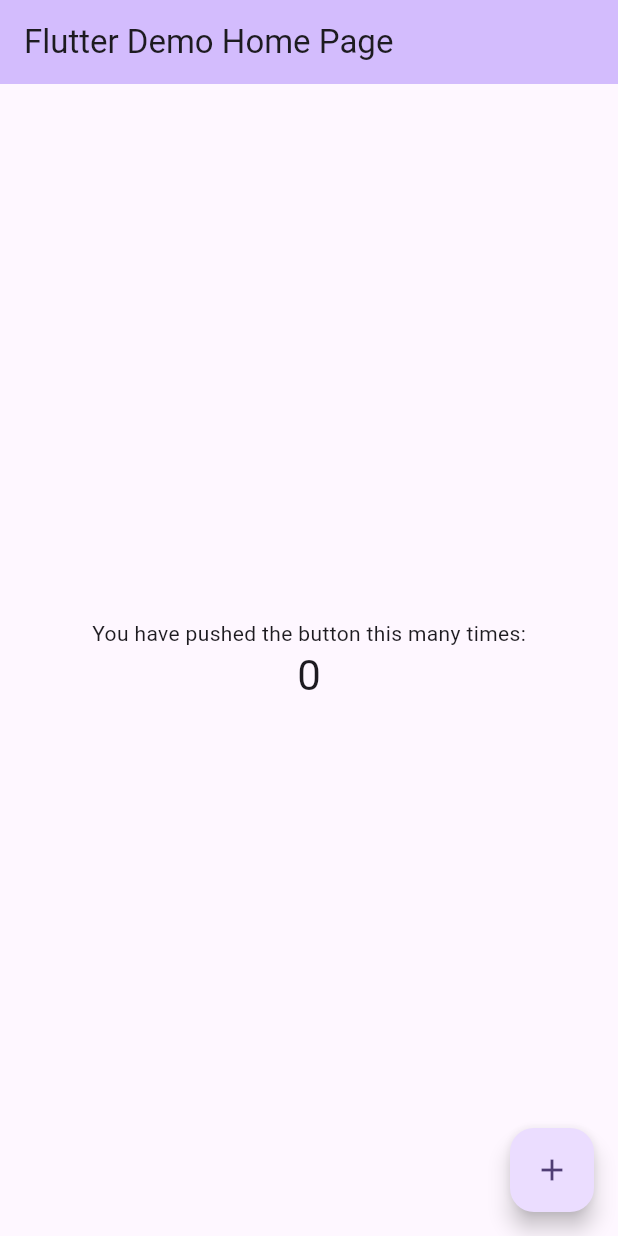
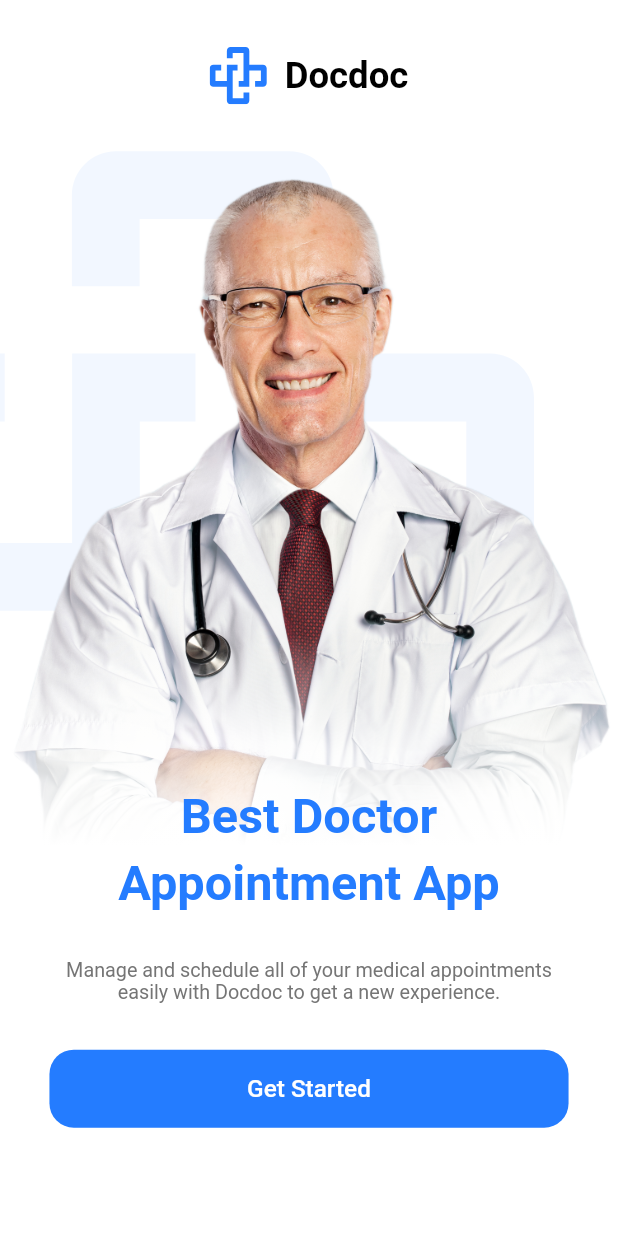
Before and after one commit to karar0120/online_clinic, a Flutter app: the screen it shows after launch, on a phone screen of 412 x 824 dp. Run offline on Flutter 3.47's test engine with Material 2 defaults, Android fonts, the phone set to English and light mode, and no system bars; our stand-ins replace flutter_screenutil, flutter_svg.

Commit message:
- added images & svgs folder to assets. - added flutter svg & added screen util. - make a file for doc app dart - added Navigation extentions. - added routing floder that coniants router class and routes file. - added color & text style. - added empty login screen. - added onboarding screen.

```diff
--- /dev/null
+++ b/lib/core/helper/extensions.dart
@@ -0,0 +1,20 @@
+import 'package:flutter/widgets.dart';
+
+extension Navigation on BuildContext {
+  Future<dynamic> pushNamed(String routeName, {Object? arguments}) {
+    return Navigator.of(this).pushNamed(routeName, arguments: arguments);
+  }
+
+  Future<dynamic> pushReplacementNamed(String routeName, {Object? arguments}) {
+    return Navigator.of(this)
+        .pushReplacementNamed(routeName, arguments: arguments);
+  }
+
+  Future<dynamic> pushNamedAndRemoveUntil(String routeName,
+      {Object? arguments, required RoutePredicate predicate}) {
+    return Navigator.of(this)
+        .pushNamedAndRemoveUntil(routeName, predicate, arguments: arguments);
+  }
+
+  void pop() => Navigator.of(this).pop();
+}
--- /dev/null
+++ b/lib/core/routing/app_router.dart
@@ -0,0 +1,31 @@
+import 'package:flutter/material.dart';
+import 'package:online_clinic/core/routing/routes.dart';
+import 'package:online_clinic/features/onBoarding/onboarding_screen.dart';
+
+import '../../features/login/ui/widget/login_screen.dart';
+
+class AppRoute {
+  static Route<dynamic> generateRoute(RouteSettings settings) {
+    switch (settings.name) {
+      // case Routes.splashScreen:
+      //   return MaterialPageRoute(builder:(context)=>const SplashView());
+      case Routes.loginScreen:
+        return MaterialPageRoute(builder: (context) => const LoginScreen());
+      case Routes.onBoardingScreen:
+        return MaterialPageRoute(
+            builder: (context) => const OnBoardingScreen());
+      default:
+        return unDefinedRoute();
+    }
+  }
+
+  static Route<dynamic> unDefinedRoute() {
+    return MaterialPageRoute(
+        builder: (_) => Scaffold(
+              appBar: AppBar(
+                title: const Text("No Route Found"),
+              ),
+              body: const Center(child: Text("No Route Found")),
+            ));
+  }
+}
--- /dev/null
+++ b/lib/core/routing/routes.dart
@@ -0,0 +1,5 @@
+class Routes {
+  static const String splashScreen = "/";
+  static const String loginScreen = "/loginScreen";
+  static const String onBoardingScreen = "/onBoardingScreen";
+}
--- /dev/null
+++ b/lib/core/theming/color.dart
@@ -0,0 +1,6 @@
+import 'package:flutter/material.dart';
+
+class ColorsManager {
+  static const Color mainBlue = Color(0xff247CFF);
+  static const Color gray = Color(0xFF757575);
+}
--- /dev/null
+++ b/lib/core/theming/styles.dart
@@ -0,0 +1,30 @@
+import 'package:flutter/material.dart';
+import 'package:flutter_screenutil/flutter_screenutil.dart';
+
+import 'color.dart';
+
+class TextStyles {
+  static TextStyle font24Black700Weight = TextStyle(
+    fontSize: 24.sp,
+    fontWeight: FontWeight.w700,
+    color: Colors.black,
+  );
+
+  static TextStyle font32BlueBold = TextStyle(
+    fontSize: 32.sp,
+    fontWeight: FontWeight.bold,
+    color: ColorsManager.mainBlue,
+  );
+
+  static TextStyle font13GrayRegular = TextStyle(
+    fontSize: 13.sp,
+    fontWeight: FontWeight.normal,
+    color: ColorsManager.gray,
+  );
+
+  static TextStyle font16WhiteSemiBold = TextStyle(
+    fontSize: 16.sp,
+    fontWeight: FontWeight.w500,
+    color: Colors.white,
+  );
+}
--- /dev/null
+++ b/lib/doc_app.dart
@@ -0,0 +1,27 @@
+import 'package:flutter/material.dart';
+import 'package:flutter_screenutil/flutter_screenutil.dart';
+import 'package:online_clinic/core/routing/routes.dart';
+import 'package:online_clinic/core/theming/color.dart';
+
+import 'core/routing/app_router.dart';
+
+class DocApp extends StatelessWidget {
+  const DocApp({super.key});
+
+  @override
+  Widget build(BuildContext context) {
+    return ScreenUtilInit(
+      designSize: const Size(375, 812),
+      minTextAdapt: true,
+      child: MaterialApp(
+        title: "Doc App",
+        debugShowCheckedModeBanner: false,
+        theme: ThemeData(
+            primaryColor: ColorsManager.mainBlue,
+            scaffoldBackgroundColor: Colors.white),
+        initialRoute: Routes.onBoardingScreen,
+        onGenerateRoute: AppRoute.generateRoute,
+      ),
+    );
+  }
+}
--- /dev/null
+++ b/lib/features/login/ui/widget/login_screen.dart
@@ -0,0 +1,17 @@
+import 'package:flutter/material.dart';
+
+class LoginScreen extends StatelessWidget {
+  const LoginScreen({super.key});
+
+  @override
+  Widget build(BuildContext context) {
+    return Scaffold(
+      appBar: AppBar(
+        title: const Text("Login Screen"),
+      ),
+      body: const Center(
+        child: Text("Login Screen"),
+      ),
+    );
+  }
+}
--- /dev/null
+++ b/lib/features/onBoarding/onboarding_screen.dart
@@ -0,0 +1,48 @@
+import 'package:flutter/material.dart';
+import 'package:flutter_screenutil/flutter_screenutil.dart';
+import 'package:online_clinic/features/onBoarding/widget/doc_image_and_text.dart';
+import 'package:online_clinic/features/onBoarding/widget/doc_logo_and_name.dart';
+import 'package:online_clinic/features/onBoarding/widget/get_started_button.dart';
+
+import '../../core/theming/styles.dart';
+
+class OnBoardingScreen extends StatelessWidget {
+  const OnBoardingScreen({super.key});
+
+  @override
+  Widget build(BuildContext context) {
+    return Scaffold(
+        body: SafeArea(
+            child: SingleChildScrollView(
+      physics: const BouncingScrollPhysics(),
+      child: Padding(
+        padding: EdgeInsets.only(top: 30.h, bottom: 30.h),
+        child: Column(
+          children: [
+            const DocLogoAndName(),
+            SizedBox(
+              height: 30.h,
+            ),
+            const DocImageAndText(),
+            Padding(
+              padding: EdgeInsets.symmetric(horizontal: 30.w),
+              child: Column(
+                children: [
+                  Text(
+                    "Manage and schedule all of your medical appointments easily with Docdoc to get a new experience.",
+                    style: TextStyles.font13GrayRegular,
+                    textAlign: TextAlign.center,
+                  ),
+                  SizedBox(
+                    height: 30.h,
+                  ),
+                  const GetStartedButton(),
+                ],
+              ),
+            )
+          ],
+        ),
+      ),
+    )));
+  }
+}
--- /dev/null
+++ b/lib/features/onBoarding/widget/doc_image_and_text.dart
@@ -0,0 +1,39 @@
+import 'package:flutter/material.dart';
+import 'package:flutter_svg/flutter_svg.dart';
+import 'package:online_clinic/core/theming/styles.dart';
+
+class DocImageAndText extends StatelessWidget {
+  const DocImageAndText({super.key});
+
+  @override
+  Widget build(BuildContext context) {
+    return Stack(
+      children: [
+        SvgPicture.asset("assets/svgs/docdoc_logo_low_opacity.svg"),
+        Container(
+          foregroundDecoration: BoxDecoration(
+            gradient: LinearGradient(
+              colors: [
+                Colors.white,
+                Colors.white.withOpacity(0.0),
+              ],
+              begin: Alignment.bottomCenter,
+              end: Alignment.topCenter,
+              stops: const [0.14, 0.4],
+            ),
+          ),
+          child: Image.asset('assets/images/onboarding_doctor.png'),
+        ),
+        Positioned(
+            bottom: 30,
+            right: 0,
+            left: 0,
+            child: Text(
+              "Best Doctor\nAppointment App",
+              textAlign: TextAlign.center,
+              style: TextStyles.font32BlueBold.copyWith(height: 1.4),
+            )),
+      ],
+    );
+  }
+}
--- /dev/null
+++ b/lib/features/onBoarding/widget/doc_logo_and_name.dart
@@ -0,0 +1,25 @@
+import 'package:flutter/material.dart';
+import 'package:flutter_screenutil/flutter_screenutil.dart';
+import 'package:flutter_svg/flutter_svg.dart';
+import 'package:online_clinic/core/theming/styles.dart';
+
+class DocLogoAndName extends StatelessWidget {
+  const DocLogoAndName({super.key});
+
+  @override
+  Widget build(BuildContext context) {
+    return Row(
+      mainAxisAlignment: MainAxisAlignment.center,
+      children: [
+        SvgPicture.asset("assets/svgs/docdoc_logo.svg"),
+        SizedBox(
+          width: 10.w,
+        ),
+        Text(
+          "Docdoc",
+          style: TextStyles.font24Black700Weight,
+        )
+      ],
+    );
+  }
+}
--- /dev/null
+++ b/lib/features/onBoarding/widget/get_started_button.dart
@@ -0,0 +1,35 @@
+import 'package:flutter/material.dart';
+import 'package:flutter_screenutil/flutter_screenutil.dart';
+import 'package:online_clinic/core/helper/extensions.dart';
+import 'package:online_clinic/core/theming/styles.dart';
+
+import '../../../core/routing/routes.dart';
+import '../../../core/theming/color.dart';
+
+class GetStartedButton extends StatelessWidget {
+  const GetStartedButton({super.key});
+
+  @override
+  Widget build(BuildContext context) {
+    return TextButton(
+        style: ButtonStyle(
+          backgroundColor: MaterialStateProperty.all(ColorsManager.mainBlue),
+          tapTargetSize: MaterialTapTargetSize.shrinkWrap,
+          minimumSize: MaterialStateProperty.all(
+            const Size(double.infinity, 52),
+          ),
+          shape: MaterialStateProperty.all(
+            RoundedRectangleBorder(
+              borderRadius: BorderRadius.circular(16.r),
+            ),
+          ),
+        ),
+        onPressed: () {
+          context.pushNamed(Routes.loginScreen);
+        },
+        child: Text(
+          "Get Started",
+          style: TextStyles.font16WhiteSemiBold,
+        ));
+  }
+}
--- a/lib/main.dart
+++ b/lib/main.dart
@@ -1,126 +1,6 @@
 import 'package:flutter/material.dart';
+import 'doc_app.dart';
 
 void main() {
-  runApp(const MyApp());
+  runApp(const DocApp());
 }
-
-class MyApp extends StatelessWidget {
-  const MyApp({super.key});
-
-  // This widget is the root of your application.
-  @override
-  Widget build(BuildContext context) {
-    return MaterialApp(
-      debugShowCheckedModeBanner: false,
-      title: 'Online clinic',
-      theme: ThemeData(
-        // This is the theme of your application.
-        //
-        // TRY THIS: Try running your application with "flutter run". You'll see
-        // the application has a blue toolbar. Then, without quitting the app,
-        // try changing the seedColor in the colorScheme below to Colors.green
-        // and then invoke "hot reload" (save your changes or press the "hot
-        // reload" button in a Flutter-supported IDE, or press "r" if you used
-        // the command line to start the app).
-        //
-        // Notice that the counter didn't reset back to zero; the application
-        // state is not lost during the reload. To reset the state, use hot
-        // restart instead.
-        //
-        // This works for code too, not just values: Most code changes can be
-        // tested with just a hot reload.
-        colorScheme: ColorScheme.fromSeed(seedColor: Colors.deepPurple),
-        useMaterial3: true,
-      ),
-      home: const MyHomePage(title: 'Flutter Demo Home Page'),
-    );
-  }
-}
-
-class MyHomePage extends StatefulWidget {
-  const MyHomePage({super.key, required this.title});
-
-  // This widget is the home page of your application. It is stateful, meaning
-  // that it has a State object (defined below) that contains fields that affect
-  // how it looks.
-
-  // This class is the configuration for the state. It holds the values (in this
-  // case the title) provided by the parent (in this case the App widget) and
-  // used by the build method of the State. Fields in a Widget subclass are
-  // always marked "final".
-
-  final String title;
-
-  @override
-  State<MyHomePage> createState() => _MyHomePageState();
-}
-
-class _MyHomePageState extends State<MyHomePage> {
-  int _counter = 0;
-
-  void _incrementCounter() {
-    setState(() {
-      // This call to setState tells the Flutter framework that something has
-      // changed in this State, which causes it to rerun the build method below
-      // so that the display can reflect the updated values. If we changed
-      // _counter without calling setState(), then the build method would not be
-      // called again, and so nothing would appear to happen.
-      _counter++;
-    });
-  }
-
-  @override
-  Widget build(BuildContext context) {
-    // This method is rerun every time setState is called, for instance as done
-    // by the _incrementCounter method above.
-    //
-    // The Flutter framework has been optimized to make rerunning build methods
-    // fast, so that you can just rebuild anything that needs updating rather
-    // than having to individually change instances of widgets.
-    return Scaffold(
-      appBar: AppBar(
-        // TRY THIS: Try changing the color here to a specific color (to
-        // Colors.amber, perhaps?) and trigger a hot reload to see the AppBar
-        // change color while the other colors stay the same.
-        backgroundColor: Theme.of(context).colorScheme.inversePrimary,
-        // Here we take the value from the MyHomePage object that was created by
-        // the App.build method, and use it to set our appbar title.
-        title: Text(widget.title),
-      ),
-      body: Center(
-        // Center is a layout widget. It takes a single child and positions it
-        // in the middle of the parent.
-        child: Column(
-          // Column is also a layout widget. It takes a list of children and
-          // arranges them vertically. By default, it sizes itself to fit its
-          // children horizontally, and tries to be as tall as its parent.
-          //
-          // Column has various properties to control how it sizes itself and
-          // how it positions its children. Here we use mainAxisAlignment to
-          // center the children vertically; the main axis here is the vertical
-          // axis because Columns are vertical (the cross axis would be
-          // horizontal).
-          //
-          // TRY THIS: Invoke "debug painting" (choose the "Toggle Debug Paint"
-          // action in the IDE, or press "p" in the console), to see the
-          // wireframe for each widget.
-          mainAxisAlignment: MainAxisAlignment.center,
-          children: <Widget>[
-            const Text(
-              'You have pushed the button this many times:',
-            ),
-            Text(
-              '$_counter',
-              style: Theme.of(context).textTheme.headlineMedium,
-            ),
-          ],
-        ),
-      ),
-      floatingActionButton: FloatingActionButton(
-        onPressed: _incrementCounter,
-        tooltip: 'Increment',
-        child: const Icon(Icons.add),
-      ), // This trailing comma makes auto-formatting nicer for build methods.
-    );
-  }
-}
```
Also changed, not shown: pubspec.yaml (+9 -3 lines), assets/images/onboarding_doctor.png (added), assets/svgs/docdoc_logo.svg (added), assets/svgs/docdoc_logo_low_opacity.svg (added), pubspec.lock, 1 other file.
